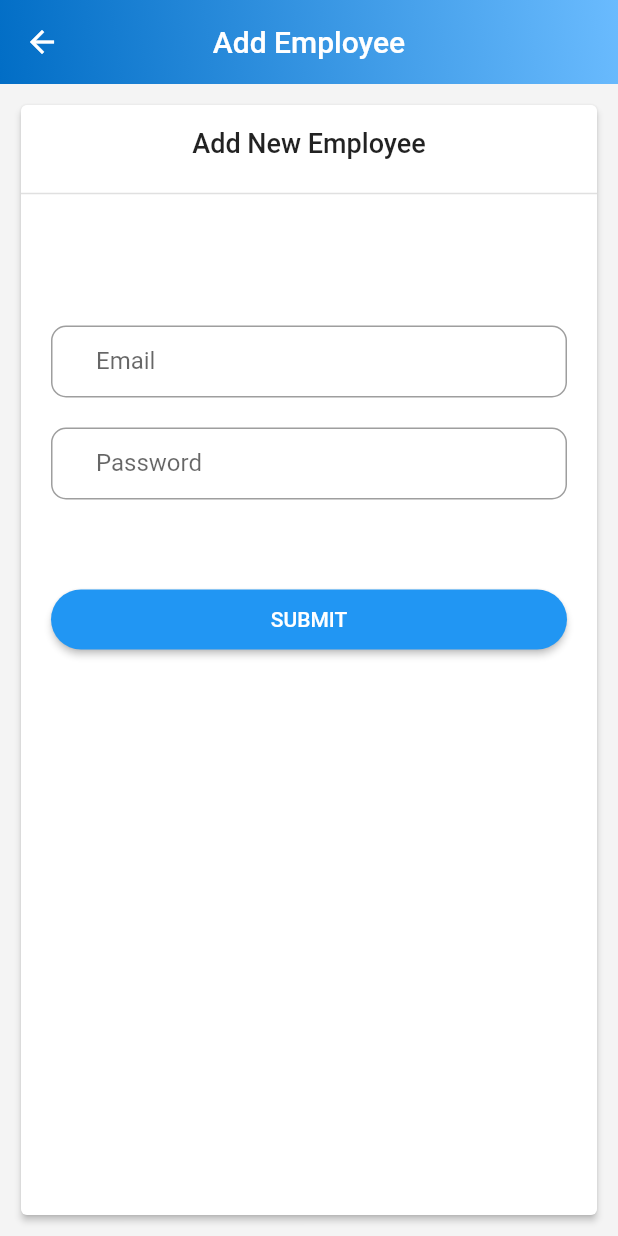
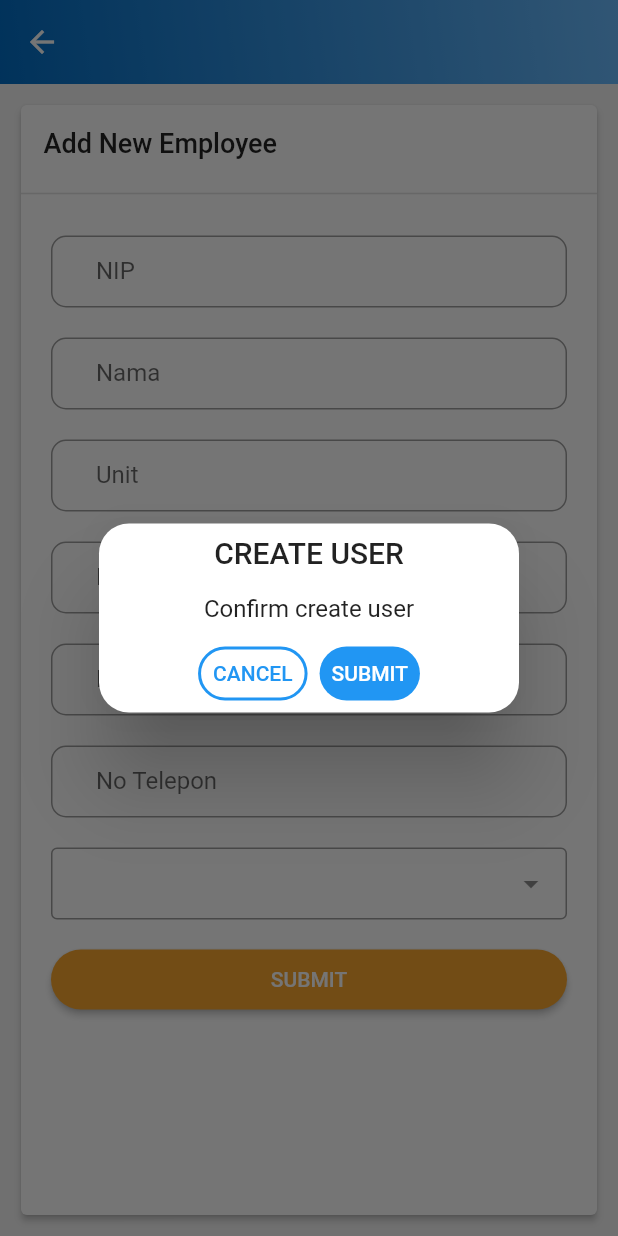
Before and after one commit to ShowMeMyCent/absensi_te, a Flutter app: the AddEmployeeView screen opened by its route, after a tap on "SUBMIT", on a phone screen of 412 x 824 dp. Run offline on Flutter 3.47's test engine with Material 2 defaults, Android fonts, the phone set to English and light mode, and no system bars; drawn by our look-alikes of dropdown_search; our stand-ins replace cloud_firestore, firebase_auth, firebase_core, fl_chart, get, lottie and 1 more; accounts and stored records are empty; network calls fail; statements that could not run were skipped.

```diff
--- a/lib/app/controllers/auth_controller.dart
+++ b/lib/app/controllers/auth_controller.dart
@@ -1,44 +1,65 @@
-import 'dart:ui';
-
 import 'package:absensi_te/app/routes/app_pages.dart';
+import 'package:cloud_firestore/cloud_firestore.dart';
 import 'package:firebase_auth/firebase_auth.dart';
 import 'package:flutter/material.dart';
 import 'package:get/get.dart';
 
 class AuthController extends GetxController {
   FirebaseAuth auth = FirebaseAuth.instance;
+  FirebaseFirestore db = FirebaseFirestore.instance;
 
   Stream<User?> get streamAuthStatus => auth.authStateChanges();
 
-  void signup(String email, String password) async {
+  void signup(
+    String nip,
+    String nama,
+    String unit,
+    String email,
+    String password,
+    String notelp,
+    String alamat,
+  ) async {
+    Get.defaultDialog(
+      title: 'CREATE USER',
+      middleText: 'Confirm create user',
+      confirmTextColor: Colors.white,
+      textConfirm: 'SUBMIT',
+      onConfirm: () async {
         try {
           UserCredential myUser =
               await FirebaseAuth.instance.createUserWithEmailAndPassword(
             email: email,
             password: password,
           );
-      Get.defaultDialog(
-        title: 'CONFIRMATION',
-        confirmTextColor: Colors.white,
-        textConfirm: 'SEND VERIFICATION',
-        onConfirm: () async {
           await myUser.user!.sendEmailVerification();
           Get.back();
-        },
-        textCancel: 'CANCEL',
-        onCancel: () async {
-          await myUser.user?.delete();
-        },
-      );
         } on FirebaseAuthException catch (e) {
           if (e.code == 'weak-password') {
             print('The password provided is too weak.');
+            Get.defaultDialog(
+              title: 'weak-password',
+              middleText: 'The password provided is too weak.',
+              textConfirm: 'OK',
+              confirmTextColor: Colors.white,
+              onConfirm: () => Get.back(),
+            );
           } else if (e.code == 'email-already-in-use') {
             print('The account already exists for that email.');
+            Get.defaultDialog(
+              title: 'email-already-in-use',
+              middleText: 'The account already exists for that email.',
+              textConfirm: 'OK',
+              confirmTextColor: Colors.white,
+              onConfirm: () => Get.back(),
+            );
           }
         } catch (e) {
           print(e);
         }
+      },
+      textCancel: 'CANCEL',
+      onCancel: () => Get.back(),
+    );
   }
 
   void login(String email, String password) async {
@@ -48,12 +69,43 @@ class AuthController extends GetxController {
         email: email,
         password: password,
       );
+      print(myUser);
+      if (myUser.user!.emailVerified) {
         Get.offAllNamed(Routes.HOME);
+      } else {
+        Get.defaultDialog(
+          title: 'Email Verified',
+          middleText: 'Didnt get the email? click yes',
+          textConfirm: 'yes',
+          onConfirm: () async {
+            await myUser.user!.sendEmailVerification();
+            Get.back();
+          },
+          textCancel: 'no',
+          onCancel: () {
+            Get.back();
+          },
+        );
+      }
     } on FirebaseAuthException catch (e) {
       if (e.code == 'user-not-found') {
         print('No user found for that email.');
+        Get.defaultDialog(
+          title: 'user-not-found',
+          middleText: 'No user found for that email.',
+          textConfirm: 'OK',
+          confirmTextColor: Colors.white,
+          onConfirm: () => Get.back(),
+        );
       } else if (e.code == 'wrong-password') {
         print('Wrong password provided for that user.');
+        Get.defaultDialog(
+          title: 'wrong-password',
+          middleText: 'Wrong password provided for that user.',
+          textConfirm: 'OK',
+          confirmTextColor: Colors.white,
+          onConfirm: () => Get.back(),
+        );
       }
     }
   }
--- a/lib/app/modules/add_employee/controllers/add_employee_controller.dart
+++ b/lib/app/modules/add_employee/controllers/add_employee_controller.dart
@@ -1,23 +1,12 @@
 import 'package:get/get.dart';
+import 'package:flutter/material.dart';
 
 class AddEmployeeController extends GetxController {
-  //TODO: Implement AddEmployeeController
-
-  final count = 0.obs;
-  @override
-  void onInit() {
-    super.onInit();
-  }
-
-  @override
-  void onReady() {
-    super.onReady();
-  }
-
-  @override
-  void onClose() {
-    super.onClose();
-  }
-
-  void increment() => count.value++;
+  TextEditingController nipC = TextEditingController();
+  TextEditingController nameC = TextEditingController();
+  TextEditingController unitC = TextEditingController();
+  TextEditingController emailC = TextEditingController();
+  TextEditingController passC = TextEditingController();
+  TextEditingController notelpC = TextEditingController();
+  TextEditingController alamatC = TextEditingController();
 }
--- a/lib/app/modules/add_employee/views/add_employee_view.dart
+++ b/lib/app/modules/add_employee/views/add_employee_view.dart
@@ -1,3 +1,4 @@
+import 'package:dropdown_search/dropdown_search.dart';
 import 'package:flutter/material.dart';
 
 import 'package:get/get.dart';
@@ -6,16 +7,12 @@ import '../../../controllers/auth_controller.dart';
 import '../controllers/add_employee_controller.dart';
 
 class AddEmployeeView extends GetView<AddEmployeeController> {
-  TextEditingController emailC = TextEditingController();
-  TextEditingController passC = TextEditingController();
-
   final authC = Get.find<AuthController>();
   @override
   Widget build(BuildContext context) {
     return Scaffold(
       appBar: AppBar(
         elevation: 0,
-        title: const Text('Add Employee'),
         centerTitle: true,
         flexibleSpace: Container(
           decoration: const BoxDecoration(
@@ -43,8 +40,7 @@ class AddEmployeeView extends GetView<AddEmployeeController> {
               elevation: 2,
               child: Container(
                 height: Get.height,
-                child: SingleChildScrollView(
-                  child: Column(
+                child: ListView(
                   children: [
                     Padding(
                       padding: const EdgeInsets.all(15.0),
@@ -62,59 +58,62 @@ class AddEmployeeView extends GetView<AddEmployeeController> {
                       child: Column(
                         children: [
                           /// Text field untuk NIP
-                            // TextField(
-                            //   autocorrect: false,
-                            //   textInputAction: TextInputAction.next,
-                            //   decoration: InputDecoration(
-                            //     contentPadding:
-                            //         EdgeInsets.symmetric(horizontal: 30),
-                            //     labelText: 'NIP',
-                            //     border: OutlineInputBorder(
-                            //       borderRadius: BorderRadius.circular(10),
-                            //     ),
-                            //   ),
-                            // ),
+                          TextField(
+                            controller: controller.nipC,
+                            autocorrect: false,
+                            textInputAction: TextInputAction.next,
+                            decoration: InputDecoration(
+                              contentPadding:
+                                  EdgeInsets.symmetric(horizontal: 30),
+                              labelText: 'NIP',
+                              border: OutlineInputBorder(
+                                borderRadius: BorderRadius.circular(10),
+                              ),
+                            ),
+                          ),
                           SizedBox(
                             height: 20,
                           ),
 
                           /// Text field untuk Nama
-                            // TextField(
-                            //   autocorrect: false,
-                            //   textInputAction: TextInputAction.next,
-                            //   decoration: InputDecoration(
-                            //     contentPadding:
-                            //         EdgeInsets.symmetric(horizontal: 30),
-                            //     labelText: 'Nama',
-                            //     border: OutlineInputBorder(
-                            //       borderRadius: BorderRadius.circular(10),
-                            //     ),
-                            //   ),
-                            // ),
+                          TextField(
+                            controller: controller.nameC,
+                            autocorrect: false,
+                            textInputAction: TextInputAction.next,
+                            decoration: InputDecoration(
+                              contentPadding:
+                                  EdgeInsets.symmetric(horizontal: 30),
+                              labelText: 'Nama',
+                              border: OutlineInputBorder(
+                                borderRadius: BorderRadius.circular(10),
+                              ),
+                            ),
+                          ),
                           SizedBox(
                             height: 20,
                           ),
 
                           /// Text field untuk Unit
-                            // TextField(
-                            //   autocorrect: false,
-                            //   textInputAction: TextInputAction.next,
-                            //   decoration: InputDecoration(
-                            //     contentPadding:
-                            //         EdgeInsets.symmetric(horizontal: 30),
-                            //     labelText: 'Unit',
-                            //     border: OutlineInputBorder(
-                            //       borderRadius: BorderRadius.circular(10),
-                            //     ),
-                            //   ),
-                            // ),
+                          TextField(
+                            controller: controller.unitC,
+                            autocorrect: false,
+                            textInputAction: TextInputAction.next,
+                            decoration: InputDecoration(
+                              contentPadding:
+                                  EdgeInsets.symmetric(horizontal: 30),
+                              labelText: 'Unit',
+                              border: OutlineInputBorder(
+                                borderRadius: BorderRadius.circular(10),
+                              ),
+                            ),
+                          ),
                           SizedBox(
                             height: 20,
                           ),
 
                           /// Text field untuk Email
                           TextField(
-                              controller: emailC,
+                            controller: controller.emailC,
                             autocorrect: false,
                             textInputAction: TextInputAction.next,
                             decoration: InputDecoration(
@@ -132,7 +131,7 @@ class AddEmployeeView extends GetView<AddEmployeeController> {
 
                           /// Text field untuk Password
                           TextField(
-                              controller: passC,
+                            controller: controller.passC,
                             autocorrect: false,
                             textInputAction: TextInputAction.next,
                             decoration: InputDecoration(
@@ -149,35 +148,32 @@ class AddEmployeeView extends GetView<AddEmployeeController> {
                           ),
 
                           /// Text field untuk No telpon
-                            // TextField(
-                            //   autocorrect: false,
-                            //   textInputAction: TextInputAction.next,
-                            //   decoration: InputDecoration(
-                            //     contentPadding:
-                            //         EdgeInsets.symmetric(horizontal: 30),
-                            //     labelText: 'No Telepon',
-                            //     border: OutlineInputBorder(
-                            //       borderRadius: BorderRadius.circular(10),
-                            //     ),
-                            //   ),
-                            // ),
+                          TextField(
+                            autocorrect: false,
+                            textInputAction: TextInputAction.next,
+                            decoration: InputDecoration(
+                              contentPadding:
+                                  EdgeInsets.symmetric(horizontal: 30),
+                              labelText: 'No Telepon',
+                              border: OutlineInputBorder(
+                                borderRadius: BorderRadius.circular(10),
+                              ),
+                            ),
+                          ),
                           SizedBox(
                             height: 20,
                           ),
 
                           /// Text field untuk Alamat
-                            // TextField(
-                            //   autocorrect: false,
-                            //   textInputAction: TextInputAction.next,
-                            //   decoration: InputDecoration(
-                            //     contentPadding:
-                            //         EdgeInsets.symmetric(horizontal: 30),
-                            //     labelText: 'Alamat',
-                            //     border: OutlineInputBorder(
-                            //       borderRadius: BorderRadius.circular(10),
-                            //     ),
-                            //   ),
-                            // ),
+
+                          DropdownSearch<String>(
+                            mode: Mode.MENU,
+                            onChanged: (value) => print(value),
+                            onFind: (text) async {
+                              var response = await
+                            },
+                          ),
+
                           SizedBox(
                             height: 20,
                           ),
@@ -186,12 +182,22 @@ class AddEmployeeView extends GetView<AddEmployeeController> {
                             height: 40,
                             child: ElevatedButton(
                               onPressed: () {
-                                  authC.signup(emailC.text, passC.text);
+                                authC.signup(
+                                  controller.nipC.text,
+                                  controller.nameC.text,
+                                  controller.unitC.text,
+                                  controller.emailC.text,
+                                  controller.passC.text,
+                                  controller.notelpC.text,
+                                  controller.alamatC.text,
+                                );
                               },
                               style: ElevatedButton.styleFrom(
+                                backgroundColor: Color(0xfff9a52d),
                                 shape: RoundedRectangleBorder(
-                                        borderRadius:
-                                            BorderRadius.circular(50))),
+                                  borderRadius: BorderRadius.circular(50),
+                                ),
+                              ),
                               child: Text('SUBMIT'),
                             ),
                           ),
@@ -203,7 +209,6 @@ class AddEmployeeView extends GetView<AddEmployeeController> {
               ),
             ),
           ),
-          ),
         ],
       ),
     );
--- a/lib/app/modules/home/views/home_view.dart
+++ b/lib/app/modules/home/views/home_view.dart
@@ -30,8 +30,8 @@ class HomeView extends StatelessWidget {
             body: IndexedStack(
               index: controller.tabIndex,
               children: [
-                HomeTab(),
-                TabBarView(
+                const HomeTab(),
+                const TabBarView(
                   children: [
                     HistoryCutiTab(),
                     HistoryIzinTab(),
--- a/lib/app/modules/home/widgets/employee_app_bar.dart
+++ b/lib/app/modules/home/widgets/employee_app_bar.dart
@@ -10,14 +10,14 @@ class EmployeeAppBar extends StatelessWidget implements PreferredSizeWidget {
   @override
   Widget build(BuildContext context) {
     return AppBar(
-      title: Text('Employee'),
+      title: const Text('Employee'),
       elevation: 0,
       actions: [
         IconButton(
           onPressed: () {
             Get.toNamed(Routes.ADD_EMPLOYEE);
           },
-          icon: Icon(Icons.add),
+          icon: const Icon(Icons.add),
         )
       ],
       flexibleSpace: Container(
@@ -36,5 +36,5 @@ class EmployeeAppBar extends StatelessWidget implements PreferredSizeWidget {
   }
 
   @override
-  Size get preferredSize => Size.fromHeight(kToolbarHeight);
+  Size get preferredSize => const Size.fromHeight(kToolbarHeight);
 }
--- a/pubspec.yaml
+++ b/pubspec.yaml
@@ -13,6 +13,9 @@ dependencies:
   salomon_bottom_bar: 3.3.2
   fl_chart: 0.62.0
   firebase_auth: 4.6.1
+  cloud_firestore: 4.7.1
+  dropdown_search: ^2.0.1
+  http: 1.0.0
   flutter:
     sdk: flutter
 
```
Also changed, not shown: lib/app/modules/home/widgets/account_tab.dart (+12 -3 lines), lib/app/modules/login/views/login_view.dart (+23 -10 lines), pubspec.lock, 2 other files. Lines whose indentation alone changed are shown as unchanged.
